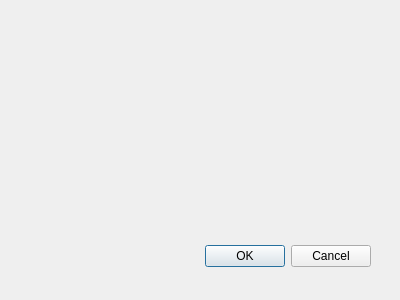
This is parameterschooser.ui in maciuk10/niducProjekt as Qt 5 draws it before an edit. The edited form follows.
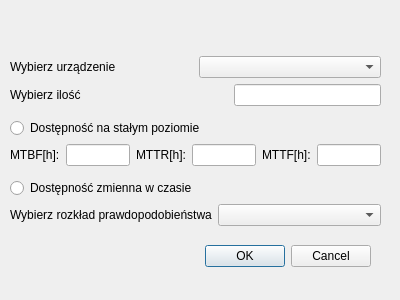
This is the edited form.

Patch:
```diff
--- a/parameterschooser.ui
+++ b/parameterschooser.ui
@@ -31,6 +31,145 @@
     <set>QDialogButtonBox::Cancel|QDialogButtonBox::Ok</set>
    </property>
   </widget>
+  <widget class="QWidget" name="layoutWidget">
+   <property name="geometry">
+    <rect>
+     <x>10</x>
+     <y>50</y>
+     <width>371</width>
+     <height>182</height>
+    </rect>
+   </property>
+   <layout class="QVBoxLayout" name="verticalLayout_4">
+    <item>
+     <layout class="QVBoxLayout" name="verticalLayout_3">
+      <item>
+       <layout class="QHBoxLayout" name="horizontalLayout_6">
+        <item>
+         <widget class="QLabel" name="label">
+          <property name="text">
+           <string>Wybierz urządzenie</string>
+          </property>
+         </widget>
+        </item>
+        <item>
+         <widget class="QComboBox" name="deviceName"/>
+        </item>
+       </layout>
+      </item>
+      <item>
+       <layout class="QHBoxLayout" name="horizontalLayout_7">
+        <item>
+         <widget class="QLabel" name="label_2">
+          <property name="text">
+           <string>Wybierz ilość</string>
+          </property>
+         </widget>
+        </item>
+        <item>
+         <spacer name="horizontalSpacer">
+          <property name="orientation">
+           <enum>Qt::Horizontal</enum>
+          </property>
+          <property name="sizeHint" stdset="0">
+           <size>
+            <width>15</width>
+            <height>20</height>
+           </size>
+          </property>
+         </spacer>
+        </item>
+        <item>
+         <widget class="QLineEdit" name="itemsCount"/>
+        </item>
+       </layout>
+      </item>
+     </layout>
+    </item>
+    <item>
+     <layout class="QVBoxLayout" name="verticalLayout">
+      <item>
+       <widget class="QRadioButton" name="constAvailability">
+        <property name="text">
+         <string>Dostępność na stałym poziomie</string>
+        </property>
+       </widget>
+      </item>
+      <item>
+       <layout class="QHBoxLayout" name="horizontalLayout_4">
+        <item>
+         <layout class="QHBoxLayout" name="horizontalLayout">
+          <item>
+           <widget class="QLabel" name="mtbf_label">
+            <property name="text">
+             <string>MTBF[h]:</string>
+            </property>
+           </widget>
+          </item>
+          <item>
+           <widget class="QLineEdit" name="mtbf"/>
+          </item>
+         </layout>
+        </item>
+        <item>
+         <layout class="QHBoxLayout" name="horizontalLayout_2">
+          <item>
+           <widget class="QLabel" name="mttr_label">
+            <property name="text">
+             <string>MTTR[h]:</string>
+            </property>
+           </widget>
+          </item>
+          <item>
+           <widget class="QLineEdit" name="mttr"/>
+          </item>
+         </layout>
+        </item>
+        <item>
+         <layout class="QHBoxLayout" name="horizontalLayout_3">
+          <item>
+           <widget class="QLabel" name="mttf_label">
+            <property name="text">
+             <string>MTTF[h]:</string>
+            </property>
+           </widget>
+          </item>
+          <item>
+           <widget class="QLineEdit" name="mttf"/>
+          </item>
+         </layout>
+        </item>
+       </layout>
+      </item>
+     </layout>
+    </item>
+    <item>
+     <layout class="QVBoxLayout" name="verticalLayout_2">
+      <item>
+       <widget class="QRadioButton" name="timeBasedAvailability">
+        <property name="text">
+         <string>Dostępność zmienna w czasie</string>
+        </property>
+       </widget>
+      </item>
+      <item>
+       <layout class="QHBoxLayout" name="horizontalLayout_5">
+        <item>
+         <widget class="QLabel" name="label_3">
+          <property name="text">
+           <string>Wybierz rozkład prawdopodobieństwa</string>
+          </property>
+         </widget>
+        </item>
+        <item>
+         <widget class="QComboBox" name="distributionType"/>
+        </item>
+       </layout>
+      </item>
+     </layout>
+    </item>
+   </layout>
+  </widget>
  </widget>
  <pixmapfunction/>
  <resources/>
```
Left out of the diff: 5 changed lines with no effect on the pictures.
